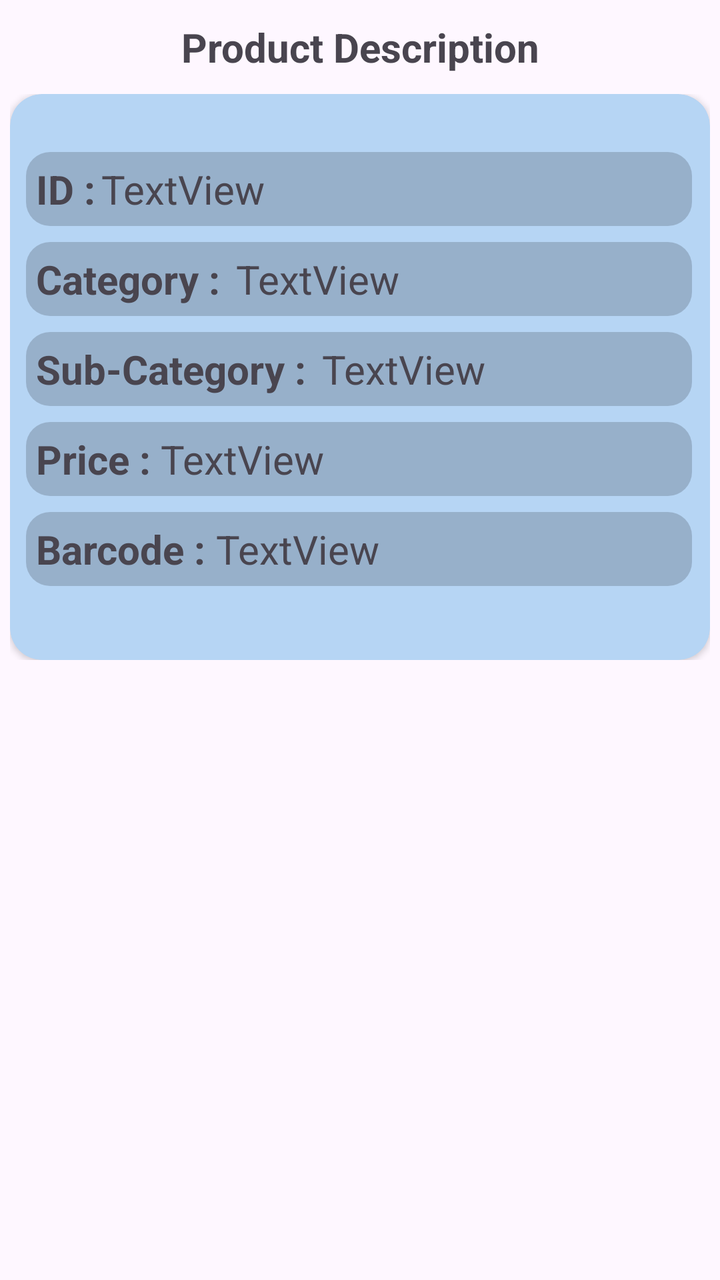
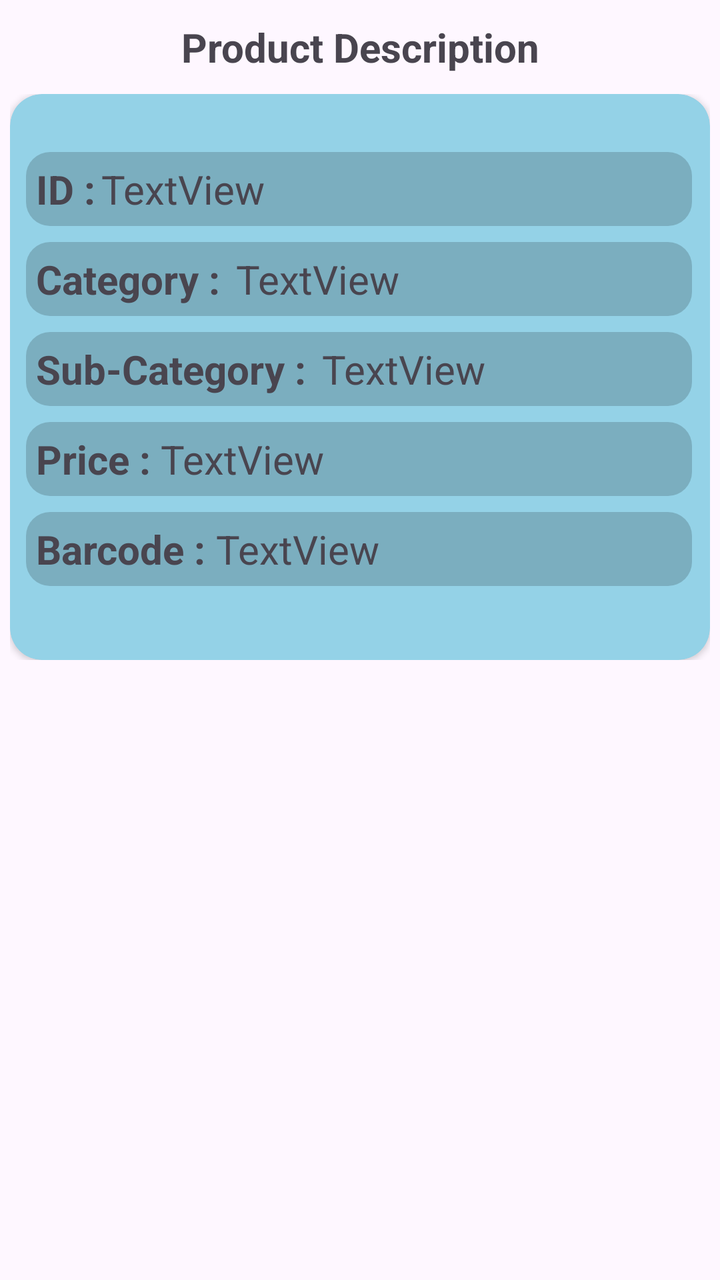

Before-and-after screenshots of an Android layout around one commit, followed by the original layout XML and the change that was made.
<!-- AndroidManifest.xml: application theme Theme.ProductFinder -->
<!-- res/layout/activity_product_details.xml -->
<?xml version="1.0" encoding="utf-8"?>
<ScrollView xmlns:android="http://schemas.android.com/apk/res/android"
    xmlns:app="http://schemas.android.com/apk/res-auto"
    xmlns:tools="http://schemas.android.com/tools"
    android:id="@+id/main"
    android:layout_width="match_parent"
    android:layout_height="match_parent"
    tools:context=".ProductDetailsActivity">

    <LinearLayout
        android:layout_width="match_parent"
        android:layout_height="match_parent"
        android:layout_margin="5dp"
        android:orientation="vertical"
        tools:layout_editor_absoluteX="5dp"
        tools:layout_editor_absoluteY="5dp">

        <TextView
            android:id="@+id/ProductDescription"
            android:layout_width="match_parent"
            android:layout_height="wrap_content"
            android:layout_marginTop="5dp"
            android:text="Product Description"
            android:textAlignment="center"
            android:textSize="20sp"
            android:textStyle="bold" />

        <LinearLayout
            android:layout_width="match_parent"
            android:layout_height="wrap_content"
            android:orientation="vertical">

            <include
                android:id="@+id/card_details"
                layout="@layout/product_details_card"
                android:layout_width="match_parent"
                android:layout_height="match_parent"
                android:layout_marginTop="10dp" />

        </LinearLayout>


    </LinearLayout>

</ScrollView>
<!-- res/layout/product_details_card.xml (included above) -->
<?xml version="1.0" encoding="utf-8"?>
<androidx.constraintlayout.widget.ConstraintLayout xmlns:android="http://schemas.android.com/apk/res/android"
    xmlns:app="http://schemas.android.com/apk/res-auto"
    xmlns:tools="http://schemas.android.com/tools"
    android:layout_width="match_parent"
    android:layout_height="match_parent"
    android:padding="0dp">


    <com.google.android.material.card.MaterialCardView
        android:layout_width="0dp"
        android:layout_height="wrap_content"
        app:cardBackgroundColor="#B6D5F4"
        app:cardCornerRadius="16dp"
        app:cardElevation="2dp"
        app:layout_constraintBottom_toBottomOf="parent"
        app:layout_constraintEnd_toEndOf="parent"
        app:layout_constraintStart_toStartOf="parent"
        app:layout_constraintTop_toTopOf="parent"
        app:strokeWidth="0dp">

        <androidx.constraintlayout.widget.ConstraintLayout
            android:layout_width="match_parent"
            android:layout_height="283dp"
            android:padding="4dp">


            <LinearLayout
                android:id="@+id/ProductDetailsLayout"
                android:layout_width="match_parent"
                android:layout_height="wrap_content"
                android:layout_marginStart="4dp"
                android:layout_marginEnd="5dp"
                android:orientation="vertical"
                app:layout_constraintBottom_toBottomOf="parent"
                app:layout_constraintEnd_toEndOf="parent"
                app:layout_constraintStart_toStartOf="parent"
                app:layout_constraintTop_toTopOf="parent">

                <LinearLayout
                    android:layout_width="match_parent"
                    android:layout_height="wrap_content"
                    android:layout_marginBottom="8sp"
                    android:background="@drawable/shape"
                    android:orientation="horizontal"
                    android:textAlignment="center">

                    <TextView
                        android:id="@+id/textView4"
                        android:layout_width="wrap_content"
                        android:layout_height="wrap_content"
                        android:text="ID :"
                        android:textAlignment="center"
                        android:textSize="20sp"
                        android:textStyle="bold" />

                    <TextView
                        android:id="@+id/IDValue"
                        android:layout_width="wrap_content"
                        android:layout_height="match_parent"
                        android:layout_marginStart="3dp"
                        android:text="TextView"
                        android:textSize="20sp" />

                </LinearLayout>

                <LinearLayout
                    android:id="@+id/productCategoryLayout"
                    android:layout_width="match_parent"
                    android:layout_height="wrap_content"
                    android:layout_marginBottom="8sp"
                    android:background="@drawable/shape"
                    android:orientation="horizontal"
                    android:longClickable="true"
                    android:foreground="?attr/selectableItemBackground" >

                    <TextView
                        android:id="@+id/textView8"
                        android:layout_width="wrap_content"
                        android:layout_height="wrap_content"
                        android:text="Category : "
                        android:textSize="20sp"
                        android:textStyle="bold" />

                    <TextView
                        android:id="@+id/categoryValue"
                        android:layout_width="wrap_content"
                        android:layout_height="match_parent"
                        android:layout_marginStart="3dp"
                        android:text="TextView"
                        android:textSize="20sp" />
                </LinearLayout>

                <LinearLayout
                    android:layout_width="match_parent"
                    android:layout_height="wrap_content"
                    android:layout_marginBottom="8sp"
                    android:background="@drawable/shape"
                    android:orientation="horizontal">

                    <TextView
                        android:id="@+id/textView10"
                        android:layout_width="wrap_content"
                        android:layout_height="wrap_content"
                        android:text="Sub-Category : "
                        android:textSize="20sp"
                        android:textStyle="bold" />

                    <TextView
                        android:id="@+id/subCategoryValue"
                        android:layout_width="wrap_content"
                        android:layout_height="wrap_content"
                        android:layout_marginStart="3dp"
                        android:text="TextView"
                        android:textSize="20sp" />
                </LinearLayout>

                <LinearLayout
                    android:id="@+id/productPriceLayout"
                    android:layout_width="match_parent"
                    android:layout_height="wrap_content"
                    android:layout_marginBottom="8sp"
                    android:background="@drawable/shape"
                    android:longClickable="true"
                    android:orientation="horizontal"
                    android:foreground="?attr/selectableItemBackground">

                    <TextView
                        android:id="@+id/textView6"
                        android:layout_width="wrap_content"
                        android:layout_height="wrap_content"
                        android:text="Price : "
                        android:textSize="20sp"
                        android:textStyle="bold" />

                    <TextView
                        android:id="@+id/priceValue"
                        android:layout_width="wrap_content"
                        android:layout_height="wrap_content"
                        android:text="TextView"
                        android:textSize="20sp" />
                </LinearLayout>

                <LinearLayout
                    android:layout_width="match_parent"
                    android:layout_height="wrap_content"
                    android:layout_marginBottom="8sp"
                    android:background="@drawable/shape"
                    android:orientation="horizontal">

                    <TextView
                        android:id="@+id/textView5"
                        android:layout_width="wrap_content"
                        android:layout_height="wrap_content"
                        android:text="Barcode : "
                        android:textSize="20sp"
                        android:textStyle="bold" />

                    <TextView
                        android:id="@+id/barcodeValue"
                        android:layout_width="wrap_content"
                        android:layout_height="wrap_content"
                        android:text="TextView"
                        android:textSize="20sp" />
                </LinearLayout>
            </LinearLayout>

        </androidx.constraintlayout.widget.ConstraintLayout>
    </com.google.android.material.card.MaterialCardView>
</androidx.constraintlayout.widget.ConstraintLayout>
<!-- resources referenced by this layout -->
<resources>
  <!-- drawable shape (drawable) -->
  <shape
      xmlns:android="http://schemas.android.com/apk/res/android"
      android:shape="rectangle"   >
  
      <solid
          android:color="#2C000000" >
      </solid>
  
  
  
  
  
  
      <padding
          android:left="5dp"
          android:top="5dp"
          android:right="5dp"
          android:bottom="5dp"    >
      </padding>
  
      <corners
          android:radius="12dp"   >
      </corners>
  
  </shape>
  <style name="Theme.ProductFinder" parent="Base.Theme.ProductFinder" />
  <style name="Base.Theme.ProductFinder" parent="Theme.Material3.DayNight.NoActionBar">
          
          
      </style>
</resources>

<!-- the commit's change to res/layout/activity_product_details.xml (unified diff, before → after) -->
@@ -8,6 +8,7 @@
     tools:context=".ProductDetailsActivity">
 
     <LinearLayout
+        android:id="@+id/productLayout"
         android:layout_width="match_parent"
         android:layout_height="match_parent"
         android:layout_margin="5dp"
@@ -56,7 +57,7 @@
     <com.google.android.material.card.MaterialCardView
         android:layout_width="0dp"
         android:layout_height="wrap_content"
-        app:cardBackgroundColor="#B6D5F4"
+        app:cardBackgroundColor="@color/homeBargainsLightBlue"
         app:cardCornerRadius="16dp"
         app:cardElevation="2dp"
         app:layout_constraintBottom_toBottomOf="parent"
@@ -116,9 +117,8 @@
                     android:layout_height="wrap_content"
                     android:layout_marginBottom="8sp"
                     android:background="@drawable/shape"
-                    android:orientation="horizontal"
-                    android:longClickable="true"
-                    android:foreground="?attr/selectableItemBackground" >
+                    android:foreground="?attr/selectableItemBackground"
+                    android:orientation="horizontal">
 
                     <TextView
                         android:id="@+id/textView8"
@@ -167,9 +167,8 @@
                     android:layout_height="wrap_content"
                     android:layout_marginBottom="8sp"
                     android:background="@drawable/shape"
-                    android:longClickable="true"
-                    android:orientation="horizontal"
-                    android:foreground="?attr/selectableItemBackground">
+                    android:foreground="?attr/selectableItemBackground"
+                    android:orientation="horizontal">
 
                     <TextView
                         android:id="@+id/textView6"
<!-- resource entries referenced after the edit -->
@@ -1,5 +1,6 @@
 <!-- resources referenced by this layout -->
 <resources>
+  <color name="homeBargainsLightBlue">#94D2E7</color>
   <!-- drawable shape (drawable) -->
   <shape
       xmlns:android="http://schemas.android.com/apk/res/android"
